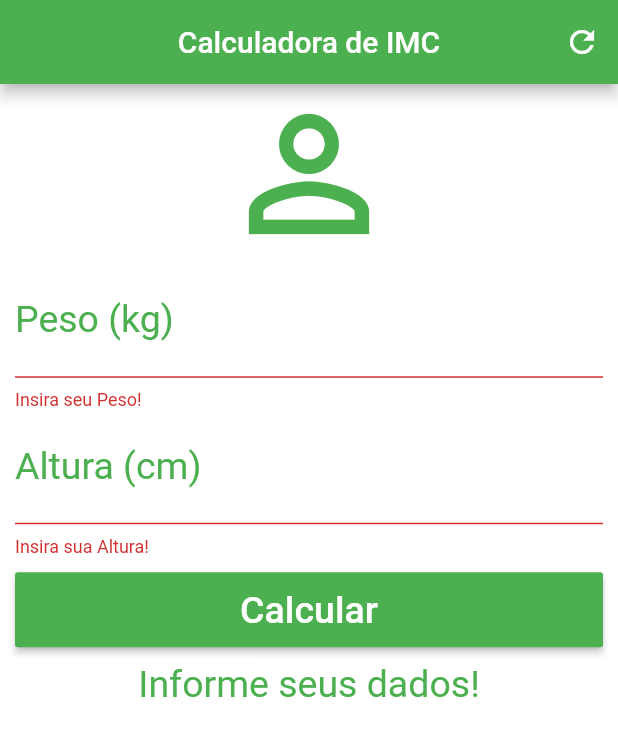
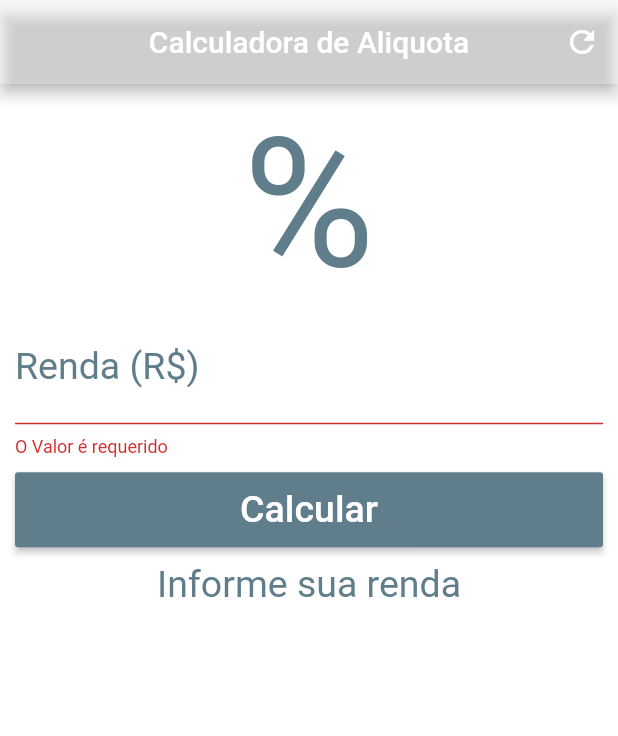
Before and after one commit to VambasterCosta/IMC-flutter, a Flutter app: the screen it shows after launch, after a tap on "Calcular", after a tap on the "refresh" icon, on a phone screen of 412 x 824 dp. Shown: the top 736 px of the screen. Run offline on Flutter 3.47's test engine with Material 2 defaults, Android fonts, the phone set to English and light mode, and no system bars.

Commit message:
Calculadora de aliquotas

```diff
--- a/lib/main.dart
+++ b/lib/main.dart
@@ -12,40 +12,81 @@ class Home extends StatefulWidget {
 }
 
 class _HomeState extends State<Home> {
-  TextEditingController weightController = TextEditingController();
-  TextEditingController heightController = TextEditingController();
+  TextEditingController rendaControler = TextEditingController();
+
+  String _infoText = "Informe sua renda";
+  String _percet = "";
 
   GlobalKey<FormState> _formKey = GlobalKey<FormState>();
 
-  String _infoText = "Informe seus dados!";
-
-  void _resetFields(){
-    weightController.text = "";
-    heightController.text = "";
+  void _resetFild() {
+    rendaControler.text = "";
     setState(() {
-      _infoText = "Informe seus dados!";
+      _infoText = "Informe sua renda";
+      _percet ="";
     });
-
   }
 
-  void _calculate(){
+  double _calcularValorIntegraldaFaixa(double renda, double faixa) {
+    return renda * faixa / 100;
+  }
+
+  double _calcularValorParcialdaFaixa(
+      double renda, double limite, double faixa) {
+    return (renda - limite) * faixa / 100;
+  }
+
+  void _calcular() {
     setState(() {
-      double weight = double.parse(weightController.text);
-      double height = double.parse(heightController.text) / 100;
-      double imc = weight / (height * height);
-      if(imc < 18.6){
-        _infoText = "Abaixo do Peso (${imc.toStringAsPrecision(4)})";
-      } else if(imc >= 18.6 && imc < 24.9){
-        _infoText = "Peso Ideal (${imc.toStringAsPrecision(4)})";
-      } else if(imc >= 24.9 && imc < 29.9){
-        _infoText = "Levemente Acima do Peso (${imc.toStringAsPrecision(4)})";
-      } else if(imc >= 29.9 && imc < 34.9){
-        _infoText = "Obesidade Grau I (${imc.toStringAsPrecision(4)})";
-      } else if(imc >= 34.9 && imc < 39.9){
-        _infoText = "Obesidade Grau II (${imc.toStringAsPrecision(4)})";
-      } else if(imc >= 40){
-        _infoText = "Obesidade Grau III (${imc.toStringAsPrecision(4)})";
+      double renda = double.parse(rendaControler.text);
+      double contrib = 0.0;
+      double descPrev = 0.0;
+      if (renda <= 998) {
+        contrib = _calcularValorIntegraldaFaixa(renda, 7.5);
+      } else {
+        contrib += _calcularValorIntegraldaFaixa(
+            998, 7.5); //faixa de 0 até 998 integralmente
+        if (renda > 2000) {
+          contrib += _calcularValorIntegraldaFaixa(
+              1001.99, 9.0); // faixa integral de 998 até 2000
+          if (renda > 3000) {
+            contrib += _calcularValorIntegraldaFaixa(
+                999.99, 12.0); //faixa integral de 2.000 ate 3.000
+            if (renda > 5839.45) {
+              contrib += _calcularValorIntegraldaFaixa(
+                  2839.44, 14.0); // faixa integral de 3000 até 5839.45
+              if (renda > 10000) {
+                contrib += _calcularValorIntegraldaFaixa(
+                    4160.54, 14.5); // faixa integral de 3000 até 5839.45
+                if (renda > 20000) {
+                  contrib += _calcularValorIntegraldaFaixa(9999.99, 16.5);
+                  if (renda > 39000) {
+                    contrib += _calcularValorIntegraldaFaixa(18999.99, 19);
+                    contrib += _calcularValorParcialdaFaixa(renda, 39000, 22);
+                  } else {
+                    contrib += _calcularValorParcialdaFaixa(renda, 20000, 19);
                   }
+                } else {
+                  contrib += _calcularValorParcialdaFaixa(renda, 10000, 16.5);
+                }
+              } else {
+                contrib += _calcularValorParcialdaFaixa(renda, 5839.45, 14.5);
+              }
+            } else {
+              contrib += _calcularValorParcialdaFaixa(renda, 3000.0, 14.0);
+            }
+          } else {
+            contrib += _calcularValorParcialdaFaixa(renda, 2000.0, 12.0);
+          }
+        } else {
+          contrib += _calcularValorParcialdaFaixa(renda, 998.0, 9);
+        }
+      }
+
+      print(contrib);
+      descPrev = contrib / renda * 100;
+      _infoText ="R\$(${contrib.toString().substring(0,contrib.toString().indexOf('.',0)+3)})";
+      _percet = "Desc. Prev: ${descPrev.toString().substring(0,descPrev.toString().indexOf('.',0)+2)}%";
     });
   }
 
@@ -53,50 +94,37 @@ class _HomeState extends State<Home> {
   Widget build(BuildContext context) {
     return Scaffold(
         appBar: AppBar(
-        title: Text("Calculadora de IMC"),
+          title: Text("Calculadora de Aliquota"),
           centerTitle: true,
-        backgroundColor: Colors.green,
+          backgroundColor: Colors.white30,
           actions: <Widget>[
             IconButton(
               icon: Icon(Icons.refresh),
-            onPressed: _resetFields,
+              onPressed: _resetFild,
             )
           ],
         ),
         backgroundColor: Colors.white,
         body: SingleChildScrollView(
-        padding: EdgeInsets.fromLTRB(10.0, 0.0, 10.0, 0.0),
+          padding: EdgeInsets.all(10.0),
           child: Form(
               key: _formKey,
               child: Column(
                 crossAxisAlignment: CrossAxisAlignment.stretch,
                 children: <Widget>[
-              Icon(Icons.person_outline, size: 120.0, color: Colors.green),
+
+                  Text("%",style: TextStyle(color: Colors.blueGrey, fontSize: 120.0),textAlign: TextAlign.center,),
                   TextFormField(
                     keyboardType: TextInputType.number,
                     decoration: InputDecoration(
-                    labelText: "Peso (kg)",
-                    labelStyle: TextStyle(color: Colors.green)),
+                        labelText: "Renda (R\$)",
+                        labelStyle: TextStyle(color: Colors.blueGrey)),
                     textAlign: TextAlign.center,
-                style: TextStyle(color: Colors.green, fontSize: 25.0),
-                controller: weightController,
+                    style: TextStyle(color: Colors.black, fontSize: 25.0),
+                    controller: rendaControler,
                     validator: (value) {
-                  if(value.isEmpty){
-                    return "Insira seu Peso!";
-                  }
-                },
-              ),
-              TextFormField(
-                keyboardType: TextInputType.number,
-                decoration: InputDecoration(
-                    labelText: "Altura (cm)",
-                    labelStyle: TextStyle(color: Colors.green)),
-                textAlign: TextAlign.center,
-                style: TextStyle(color: Colors.green, fontSize: 25.0),
-                controller: heightController,
-                validator: (value) {
-                  if(value.isEmpty){
-                    return "Insira sua Altura!";
+                      if (value.isEmpty) {
+                        return "O Valor é requerido";
                       }
                     },
                   ),
@@ -106,27 +134,30 @@ class _HomeState extends State<Home> {
                       height: 50.0,
                       child: RaisedButton(
                         onPressed: () {
-                      if(_formKey.currentState.validate()){
-                        _calculate();
+                          if (_formKey.currentState.validate()) {
+                            _calcular();
                           }
                         },
                         child: Text(
                           "Calcular",
                           style: TextStyle(color: Colors.white, fontSize: 25.0),
                         ),
-                    color: Colors.green,
+                        color: Colors.blueGrey,
                       ),
                     ),
                   ),
                   Text(
                     _infoText,
                     textAlign: TextAlign.center,
-                style: TextStyle(color: Colors.green, fontSize: 25.0),
+                    style: TextStyle(color: Colors.blueGrey, fontSize: 25.0),
+                  ),
+                  Text(
+                    _percet,
+                    textAlign: TextAlign.center,
+                    style: TextStyle(color: Colors.blueGrey, fontSize: 25.0),
                   )
                 ],
-          ),
-        ),
-      ),
-    );
+              )),
+        ));
   }
 }
```
Also changed, not shown: pubspec.lock, 11 other files. Lines whose indentation alone changed are shown as unchanged.
